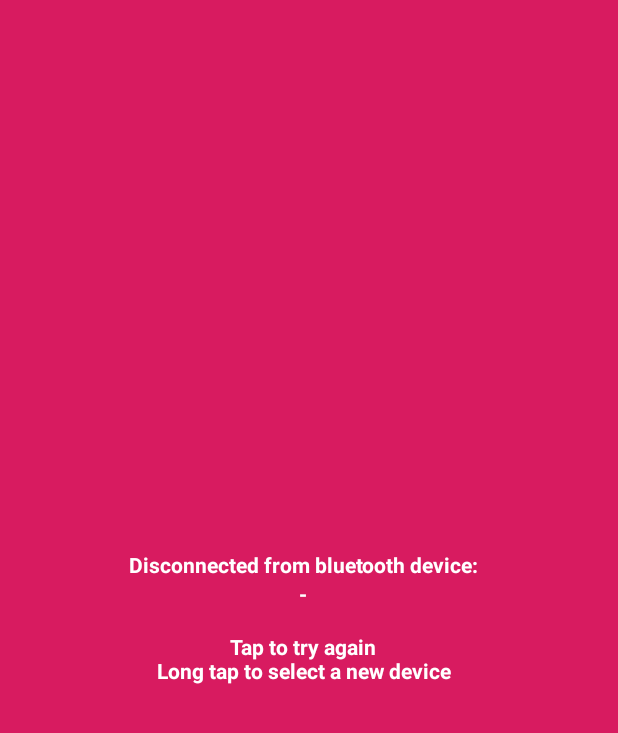
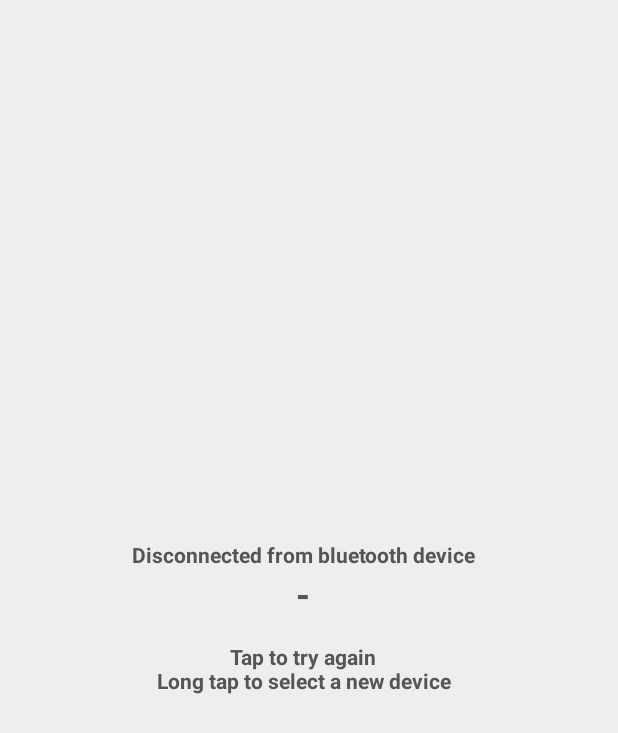
Before and after one commit to SylvianHemus/openPFGE, an Android app: the layout activity_disconnected_from_bt_device.xml on its own in the app's theme, with its tools: preview values and no code run, on a phone screen of 412 x 824 dp. Shown: the top 733 px of the screen. Run offline under Robolectric (Android 15) with nearby library versions, the phone set to English and light mode, and no system bars.

Commit message:
App, Logo & Firmware updates

```diff
--- a/App Android/A1.1/openpfge/app/src/main/res/layout/activity_automatic_end.xml
+++ b/App Android/A1.1/openpfge/app/src/main/res/layout/activity_automatic_end.xml
@@ -4,7 +4,7 @@
     xmlns:tools="http://schemas.android.com/tools"
     android:layout_width="match_parent"
     android:layout_height="match_parent"
-    android:background="@color/colorPrimary"
+    android:background="@color/colorBackgroundFullScreenLayout"
     tools:context=".pfgeConfig">
 
     <LinearLayout
@@ -21,7 +21,7 @@
             android:paddingRight="8dp"
             android:text="System has automaticlly ended\n\nTap to continue"
             android:textAlignment="center"
-            android:textColor="@color/colorTextDefault"
+            android:textColor="@color/colorTextFullScreenLayout"
             android:textSize="14sp"
             android:textStyle="bold" />
 
--- a/App Android/A1.1/openpfge/app/src/main/res/layout/activity_disconnected_from_bt_device.xml
+++ b/App Android/A1.1/openpfge/app/src/main/res/layout/activity_disconnected_from_bt_device.xml
@@ -4,7 +4,7 @@
     xmlns:tools="http://schemas.android.com/tools"
     android:layout_width="match_parent"
     android:layout_height="match_parent"
-    android:background="@color/colorPrimary"
+    android:background="@color/colorBackgroundFullScreenLayout"
     tools:context=".pfgeConfig">
 
     <LinearLayout
@@ -24,9 +24,9 @@
                 android:layout_width="match_parent"
                 android:layout_height="wrap_content"
                 android:paddingRight="8dp"
-            android:text="Disconnected from bluetooth device:"
+                android:text="Disconnected from bluetooth device"
                 android:textAlignment="center"
-            android:textColor="@color/colorTextDefault"
+                android:textColor="@color/colorTextFullScreenLayout"
                 android:textSize="14sp"
                 android:textStyle="bold" />
 
@@ -37,8 +37,8 @@
                 android:paddingRight="8dp"
                 android:text="-"
                 android:textAlignment="center"
-            android:textColor="@color/colorTextDefault"
-            android:textSize="14sp"
+                android:textColor="@color/colorTextFullScreenLayout"
+                android:textSize="24sp"
                 android:textStyle="bold" />
 
             <TextView
@@ -48,7 +48,7 @@
                 android:paddingRight="8dp"
                 android:text="\nTap to try again\nLong tap to select a new device"
                 android:textAlignment="center"
-            android:textColor="@color/colorTextDefault"
+                android:textColor="@color/colorTextFullScreenLayout"
                 android:textSize="14sp"
                 android:textStyle="bold" />
         </LinearLayout>
--- a/App Android/A1.1/openpfge/app/src/main/res/layout/activity_main.xml
+++ b/App Android/A1.1/openpfge/app/src/main/res/layout/activity_main.xml
@@ -4,7 +4,7 @@
     xmlns:tools="http://schemas.android.com/tools"
     android:layout_width="match_parent"
     android:layout_height="match_parent"
-    android:background="@color/colorPrimary"
+    android:background="@color/colorBackgroundSplashScreenLayout"
     tools:context=".MainActivity">
 
     <LinearLayout
--- a/App Android/A1.1/openpfge/app/src/main/res/layout/activity_select_bt_device.xml
+++ b/App Android/A1.1/openpfge/app/src/main/res/layout/activity_select_bt_device.xml
@@ -4,7 +4,7 @@
     xmlns:tools="http://schemas.android.com/tools"
     android:layout_width="match_parent"
     android:layout_height="match_parent"
-    android:background="@color/colorPrimary"
+    android:background="@color/colorBackgroundFullScreenLayout"
     tools:context=".pfgeConfig">
 
     <LinearLayout
@@ -20,7 +20,7 @@
             android:paddingRight="8dp"
             android:text="Select bluetooth device"
             android:textAlignment="center"
-            android:textColor="@color/colorTextDefault"
+            android:textColor="@color/colorTextFullScreenLayout"
             android:textSize="14sp"
             android:textStyle="bold" />
 
--- a/App Android/A1.1/openpfge/app/src/main/res/layout/activity_turn_bt_on.xml
+++ b/App Android/A1.1/openpfge/app/src/main/res/layout/activity_turn_bt_on.xml
@@ -4,7 +4,7 @@
     xmlns:tools="http://schemas.android.com/tools"
     android:layout_width="match_parent"
     android:layout_height="match_parent"
-    android:background="@color/colorPrimary"
+    android:background="@color/colorBackgroundFullScreenLayout"
     tools:context=".pfgeConfig">
 
     <LinearLayout
@@ -21,7 +21,7 @@
             android:paddingRight="8dp"
             android:text="Turn bluetooth on\n\nTap to retry"
             android:textAlignment="center"
-            android:textColor="@color/colorTextDefault"
+            android:textColor="@color/colorTextFullScreenLayout"
             android:textSize="14sp"
             android:textStyle="bold" />
 
--- a/App Android/A1.1/openpfge/app/src/main/res/values/colors.xml
+++ b/App Android/A1.1/openpfge/app/src/main/res/values/colors.xml
@@ -3,5 +3,9 @@
     <color name="colorPrimary">#D81B60</color>
     <color name="colorPrimaryDark">#a50f46</color>
     <color name="colorAccent">#D81B60</color>
-    <color name="colorTextDefault">#fff</color>
+    <color name="colorBackgroundFullScreenLayout">#eee</color>
+    <color name="colorTextFullScreenLayout">#555</color>
+    <color name="colorSectionTitle">#D81B60</color>
+    <color name="colorSectionSeparator">#D81B60</color>
+    <color name="colorBackgroundSplashScreenLayout">#D81B60</color>
 </resources>
```
Also changed, not shown: App Android/A1.1/openpfge/app/src/main/res/layout/activity_connecting_bt_device.xml (+23 -22 lines), App Android/A1.1/openpfge/app/src/main/res/layout/activity_pfge_config.xml (+6 -6 lines), App Android/A1.1/openpfge/app/src/main/res/mipmap-hdpi/ic_launcher_openpfge.png, App Android/A1.1/openpfge/app/src/main/res/mipmap-hdpi/ic_launcher_round_openpfge.png, App Android/A1.1/openpfge/app/src/main/res/mipmap-mdpi/ic_launcher_openpfge.png, App Android/A1.1/openpfge/app/src/main/res/mipmap-mdpi/ic_launcher_round_openpfge.png, App Android/A1.1/openpfge/app/src/main/res/mipmap-xhdpi/ic_launcher_openpfge.png, App Android/A1.1/openpfge/app/src/main/res/mipmap-xhdpi/ic_launcher_round_openpfge.png, App Android/A1.1/openpfge/app/src/main/res/mipmap-xxhdpi/ic_launcher_openpfge.png, App Android/A1.1/openpfge/app/src/main/res/mipmap-xxhdpi/ic_launcher_round_openpfge.png, App Android/A1.1/openpfge/app/src/main/res/mipmap-xxxhdpi/ic_launcher_openpfge.png, App Android/A1.1/openpfge/app/src/main/res/mipmap-xxxhdpi/ic_launcher_round_openpfge.png, 2 other files. Lines whose indentation alone changed are shown as unchanged.
